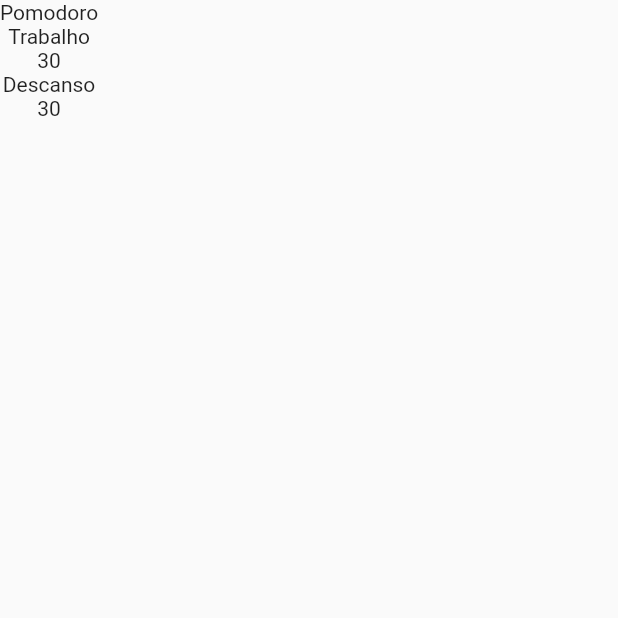
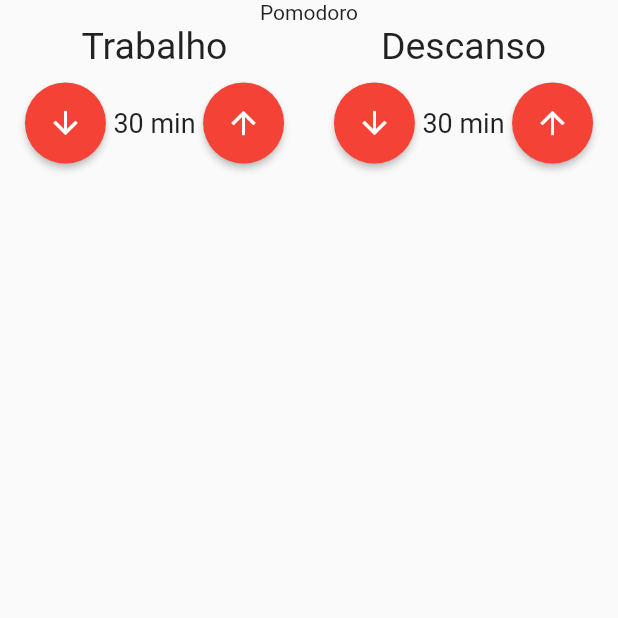
Before and after one commit to DanielErnany/pomodoro, a Flutter app: the screen it shows after launch, on a phone screen of 412 x 824 dp, the top half of it. Run offline on Flutter 3.47's test engine with Material 2 defaults, Android fonts, the phone set to English and light mode, and no system bars; our stand-ins replace mobx; generated files the repository leaves out were written again.

Commit message:
refactor: melhoria na aparencia do widget para entrada de tempo e na tela principal
Foi adicionado no widget Entrada botões e a estilização do texto mostrado nesse componente, na tela
principal da aplicação os widgets de entrada de texto foram posicionados em uma linha.

```diff
--- a/lib/components/EntradaTempo.dart
+++ b/lib/components/EntradaTempo.dart
@@ -13,9 +13,52 @@
   @override
   Widget build(BuildContext context) {
     return Column(
+      crossAxisAlignment: CrossAxisAlignment.center,
       children: [
-        Text(this.titulo),
-        Text('${this.valor}'),
+        Text(
+          this.titulo,
+          style: TextStyle(
+            fontSize: 25,
+          ),
+        ),
+        SizedBox(
+          height: 10,
+        ),
+        Row(
+          mainAxisAlignment: MainAxisAlignment.center,
+          children: [
+            ElevatedButton(
+              onPressed: () {},
+              child: Icon(
+                Icons.arrow_downward,
+                color: Colors.white,
+              ),
+              style: ElevatedButton.styleFrom(
+                shape: CircleBorder(),
+                padding: EdgeInsets.all(15),
+                primary: Colors.red,
+              ),
+            ),
+            Text(
+              '${this.valor} min',
+              style: TextStyle(
+                fontSize: 18,
+              ),
+            ),
+            ElevatedButton(
+              onPressed: () {},
+              child: Icon(
+                Icons.arrow_upward,
+                color: Colors.white,
+              ),
+              style: ElevatedButton.styleFrom(
+                shape: CircleBorder(),
+                padding: EdgeInsets.all(15),
+                primary: Colors.red,
+              ),
+            ),
+          ],
+        ),
       ],
     );
   }
--- a/lib/pages/Pomodoro.dart
+++ b/lib/pages/Pomodoro.dart
@@ -8,8 +8,13 @@
       body: Column(
         children: [
           Text('Pomodoro'),
-          EntradaTempo(titulo: 'Trabalho', valor: 30),
-          EntradaTempo(titulo: 'Descanso', valor: 30),
+          Row(
+            mainAxisAlignment: MainAxisAlignment.spaceAround,
+            children: [
+              EntradaTempo(titulo: 'Trabalho', valor: 30),
+              EntradaTempo(titulo: 'Descanso', valor: 30),
+            ],
+          ),
         ],
       ),
     );
```
